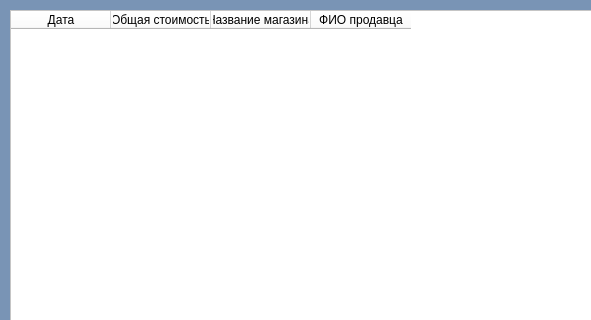
The window that ui_files/delForm.ui (showpicep/SQLite_PyQt) describes before a commit, drawn with Qt 5; both pictures show x 0 to 591 and y 0 to 320 of the 1000 by 710 pixel window.
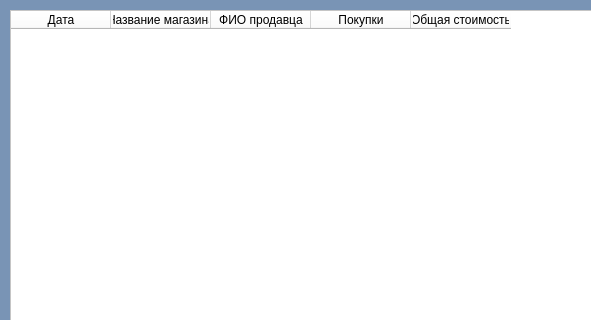
The same window after the commit.

```diff
--- a/ui_files/delForm.ui
+++ b/ui_files/delForm.ui
@@ -120,11 +120,6 @@
      <string>Дата</string>
     </property>
    </column>
-   <column>
-    <property name="text">
-     <string>Общая стоимость</string>
-    </property>
-   </column>
    <column>
     <property name="text">
      <string>Название магазина</string>
@@ -135,6 +130,16 @@
      <string>ФИО продавца</string>
     </property>
    </column>
+   <column>
+    <property name="text">
+     <string>Покупки</string>
+    </property>
+   </column>
+   <column>
+    <property name="text">
+     <string>Общая стоимость</string>
+    </property>
+   </column>
   </widget>
  </widget>
  <resources/>
```
